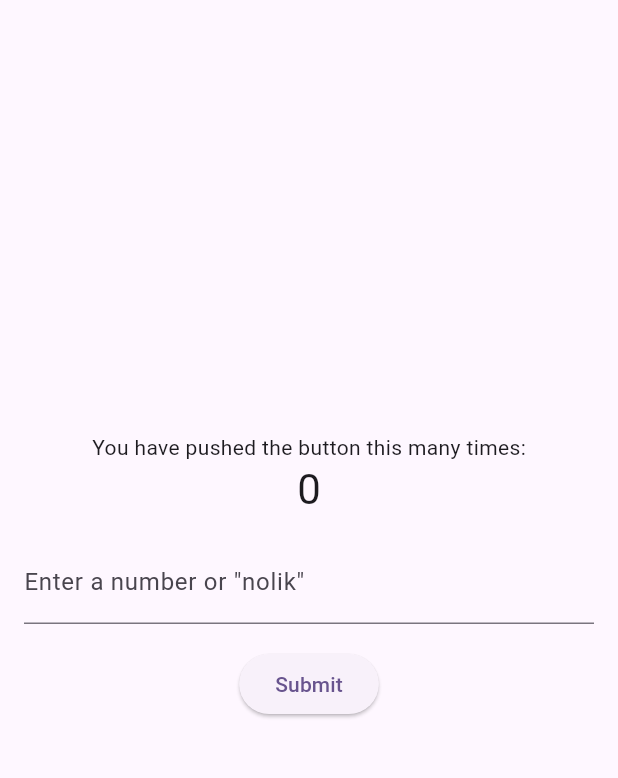
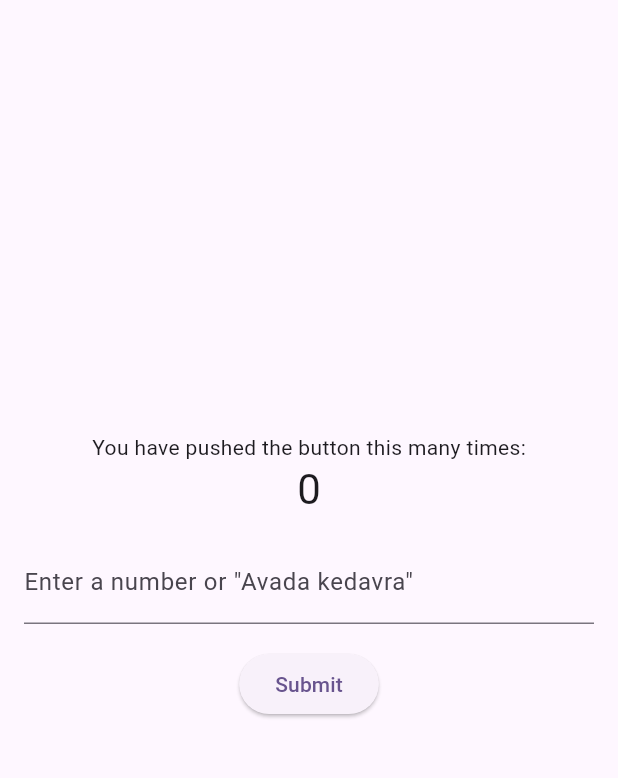
Before and after one commit to decorateni/my_project, a Flutter app: the screen it shows after launch, on a phone screen of 412 x 824 dp, the part 84-862 px from its top. Run offline on Flutter 3.47's test engine with Material 3 defaults, Android fonts, the phone set to English and light mode, and no system bars.

Commit message:
linter task

```diff
--- a/lib/main.dart
+++ b/lib/main.dart
@@ -35,7 +35,7 @@ class _MyHomePageState extends State<MyHomePage> {
 
   void _handleInput() {
     setState(() {
-      if (_inputText == 'nolik') {
+      if (_inputText == 'Avada kedavra') {
         _counter = 0;
       } else {
         int? value = int.tryParse(_inputText);
@@ -64,7 +64,7 @@ class _MyHomePageState extends State<MyHomePage> {
               child: TextField(
                 onChanged: (text) => _inputText = text,
                 decoration: const InputDecoration(
-                  labelText: 'Enter a number or "nolik"',
+                  labelText: 'Enter a number or "Avada kedavra"',
                 ),
               ),
             ),
```
